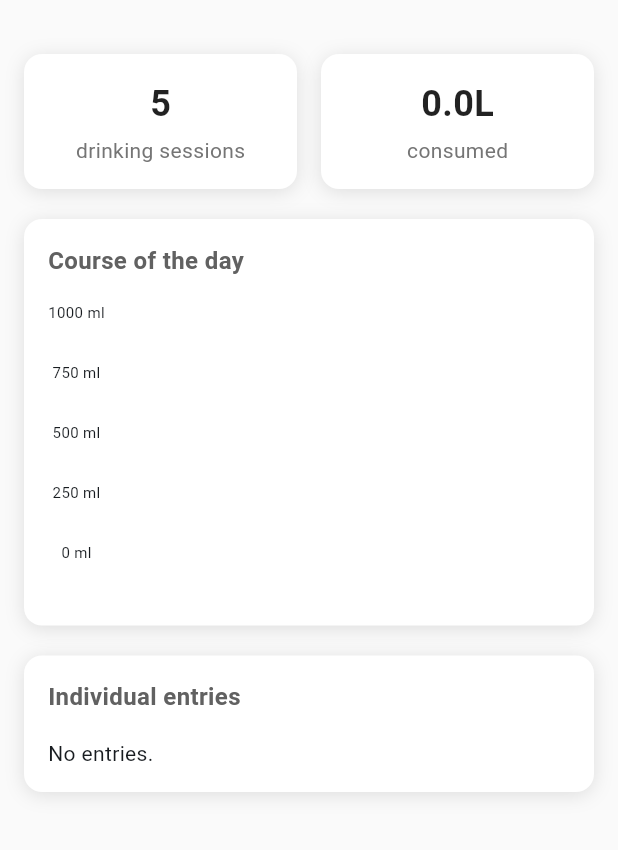
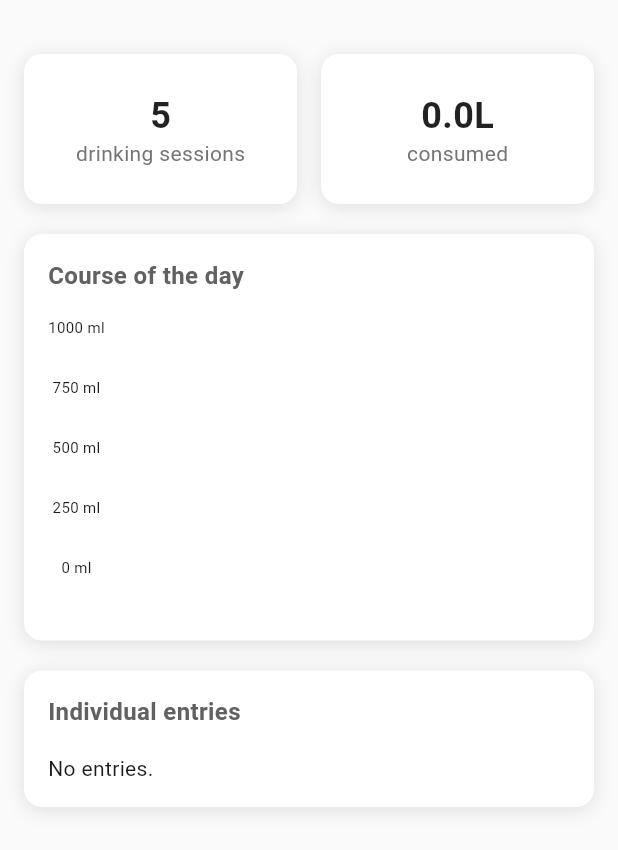
Before and after one commit to kvnlnk/swpm-smart-water-bottle, a Flutter app: the Statistics screen opened directly, on a phone screen of 412 x 824 dp. Shown: the top 850 px of the screen. Run offline on Flutter 3.47's test engine with Material 3 defaults, Android fonts, the phone set to English and light mode, and no system bars; our stand-ins replace flutter_blue_plus, flutter_dotenv, loading_animation_widget, shared_preferences, supabase_flutter; missing offline and left inert: supabase_auth_ui; accounts and stored records are empty; network calls fail.

Commit message:
feat: enhance loading animations and layout in statistics page

```diff
--- a/frontend/swpm_flutter_app/lib/pages/statistics.dart
+++ b/frontend/swpm_flutter_app/lib/pages/statistics.dart
@@ -88,12 +88,15 @@ class StatisticsState extends State<Statistics> {
     );
   }
 
-  Widget _buildTopBox(
-      {required String title,
+  Widget _buildTopBox({
+    required String title,
     required String subtitle,
     bool left = false,
-      bool isLoading = false}) {
+    bool isLoading = false,
+  }) {
     return Expanded(
+      child: SizedBox(
+        height: 100,
         child: Container(
           margin: left
               ? const EdgeInsets.only(right: 8)
@@ -111,19 +114,31 @@ class StatisticsState extends State<Statistics> {
             ],
           ),
           child: Column(
+            mainAxisAlignment: MainAxisAlignment.center,
             children: [
-            if (isLoading)
-              LoadingAnimationWidget.staggeredDotsWave(
+              SizedBox(
+                height: 28,
+                child: Center(
+                  child: AnimatedSwitcher(
+                    duration: const Duration(milliseconds: 300),
+                    transitionBuilder: (child, animation) =>
+                        FadeTransition(opacity: animation, child: child),
+                    child: isLoading
+                        ? LoadingAnimationWidget.staggeredDotsWave(
+                            key: const ValueKey('loader'),
                             color: Colors.blue,
                             size: 24,
                           )
-            else
-              Text(
+                        : Text(
                             title,
+                            key: const ValueKey('title'),
                             style: const TextStyle(
                               fontSize: 24,
                               fontWeight: FontWeight.bold,
                               color: Colors.black87,
+                            ),
+                          ),
+                  ),
                 ),
               ),
               const SizedBox(height: 4),
@@ -132,6 +147,7 @@ class StatisticsState extends State<Statistics> {
                 style: TextStyle(color: Colors.grey[600]),
               ),
             ],
+          ),
         ),
       ),
     );
@@ -167,17 +183,6 @@ class StatisticsState extends State<Statistics> {
   }
 
   Widget _buildBarChart(DrinkingHistoryDataNotifier data) {
-    if (isLoading) {
-      return SizedBox(
-        height: 200,
-        child: Center(
-          child: LoadingAnimationWidget.staggeredDotsWave(
-            color: Colors.blue,
-            size: 40,
-          ),
-        ),
-      );
-    }
     final Map<int, int> hourlyMl = {};
 
     for (var entry in data.entries) {
@@ -196,11 +201,29 @@ class StatisticsState extends State<Statistics> {
       maxAmount =
           (maxEntry * 1.2).ceil(); // Add 20% padding and round up for UX
     }
-
     final yAxisSteps = 4;
     final yStepValue = (maxAmount / yAxisSteps).ceil();
 
-    return SizedBox(
+    return AnimatedSwitcher(
+      duration: const Duration(milliseconds: 300),
+      switchInCurve: Curves.easeIn,
+      switchOutCurve: Curves.easeOut,
+      transitionBuilder: (child, animation) {
+        return FadeTransition(opacity: animation, child: child);
+      },
+      child: isLoading
+          ? SizedBox(
+              key: const ValueKey('loader'),
+              height: 200,
+              child: Center(
+                child: LoadingAnimationWidget.staggeredDotsWave(
+                  color: Colors.blue,
+                  size: 40,
+                ),
+              ),
+            )
+          : SizedBox(
+              key: const ValueKey('chart'),
               height: 200,
               child: Row(
                 crossAxisAlignment: CrossAxisAlignment.end,
@@ -212,7 +235,10 @@ class StatisticsState extends State<Statistics> {
                       final label = yStepValue * (yAxisSteps - i);
                       return SizedBox(
                         height: 200 / (yAxisSteps + 1),
-                child: Text('$label ml', style: const TextStyle(fontSize: 10)),
+                        child: Text(
+                          '$label ml',
+                          style: const TextStyle(fontSize: 10),
+                        ),
                       );
                     }),
                   ),
@@ -225,7 +251,8 @@ class StatisticsState extends State<Statistics> {
                         crossAxisAlignment: CrossAxisAlignment.end,
                         children: hours.map((hour) {
                           final amount = hourlyMl[hour]!;
-                  final heightFactor = maxAmount > 0 ? amount / maxAmount : 0.0;
+                          final heightFactor =
+                              maxAmount > 0 ? amount / maxAmount : 0.0;
 
                           return Expanded(
                             child: Column(
@@ -236,18 +263,22 @@ class StatisticsState extends State<Statistics> {
                                     heightFactor: heightFactor,
                                     alignment: Alignment.bottomCenter,
                                     child: Container(
-                              margin: const EdgeInsets.symmetric(horizontal: 2),
+                                      margin: const EdgeInsets.symmetric(
+                                          horizontal: 2),
                                       decoration: BoxDecoration(
-                                color: const Color.fromARGB(255, 111, 140, 255),
+                                        color: const Color.fromARGB(
+                                            255, 111, 140, 255),
                                         borderRadius: BorderRadius.circular(4),
                                       ),
                                     ),
                                   ),
                                 ),
                                 const SizedBox(height: 4),
-                        Text('$hour h',
+                                Text(
+                                  '$hour h',
                                   style: TextStyle(
-                                fontSize: 10, color: Colors.grey[600])),
+                                      fontSize: 10, color: Colors.grey[600]),
+                                ),
                               ],
                             ),
                           );
@@ -256,6 +287,7 @@ class StatisticsState extends State<Statistics> {
                     ),
                   ),
                 ],
+              ),
             ),
     );
   }
```
Lines whose indentation alone changed are shown as unchanged.
